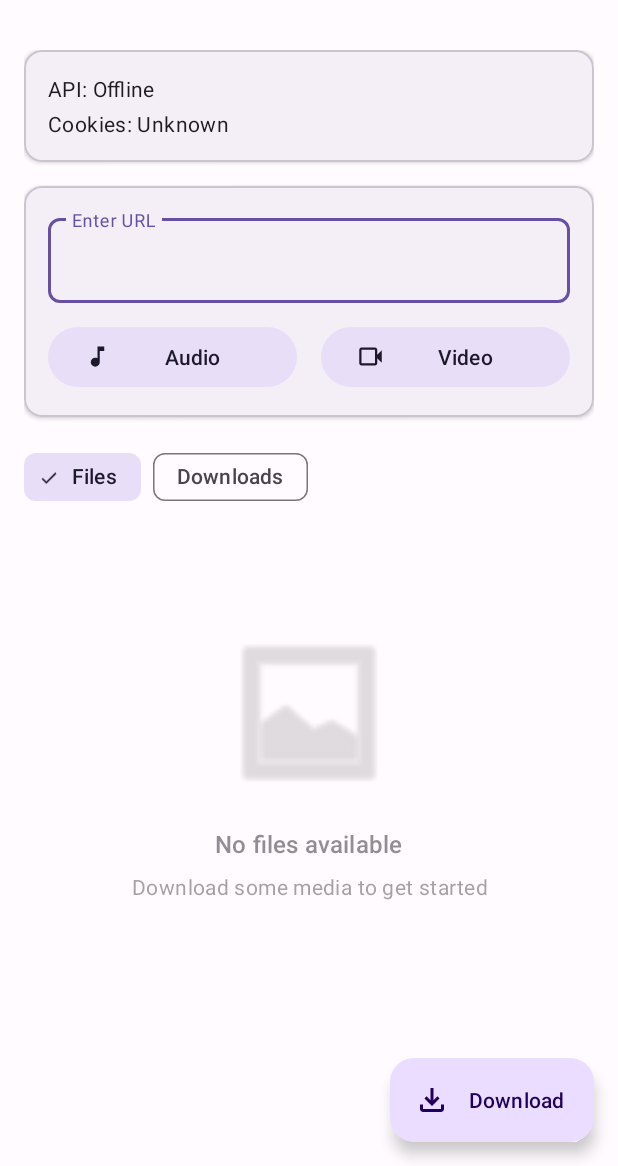
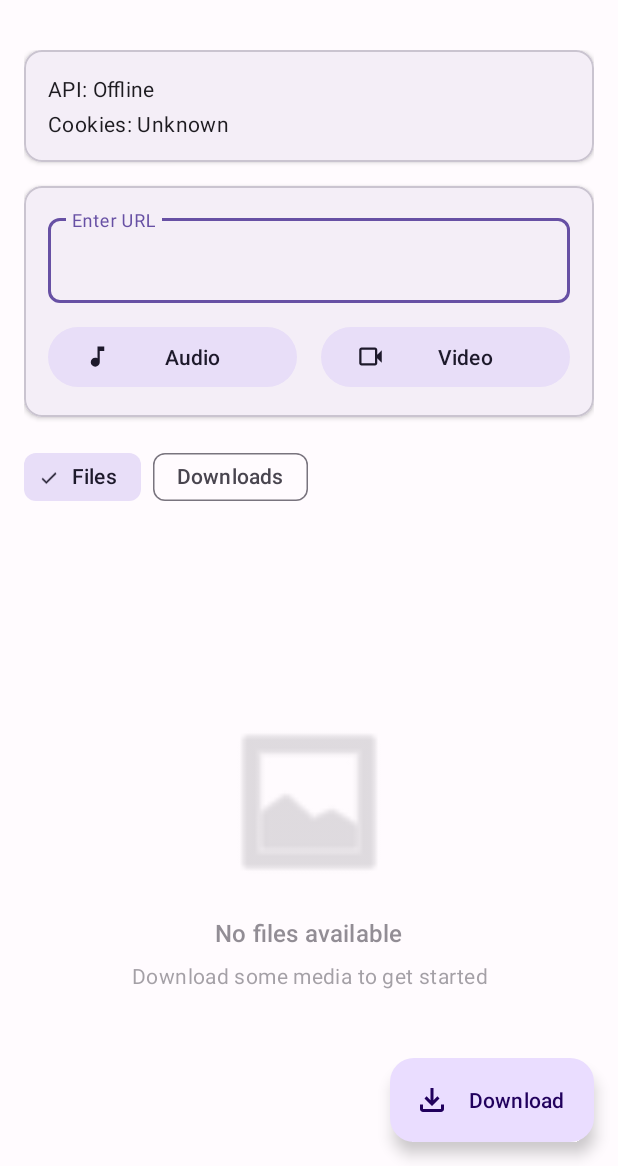
Before and after one commit to Abhinav-Gyawali/ytdownapp, an Android app: the screen it shows after launch (MainActivity), on a phone screen of 412 x 824 dp, the part 70-1236 px from its top. Run offline under Robolectric (Android 15) with nearby library versions, the light colour scheme and no system bars.

Commit message:
update app/src/main/res/layout/activity_main.xml

```diff
--- a/app/src/main/res/layout/activity_main.xml
+++ b/app/src/main/res/layout/activity_main.xml
@@ -16,16 +16,24 @@
 
     </com.google.android.material.appbar.AppBarLayout>
 
+    <LinearLayout
+        android:layout_width="match_parent"
+        android:layout_height="match_parent"
+        android:orientation="vertical"
+        app:layout_behavior="@string/appbar_scrolling_view_behavior">
+
+        <!-- Top Section with Status and URL Input -->
         <androidx.core.widget.NestedScrollView
             android:layout_width="match_parent"
-        android:layout_height="match_parent"
-        app:layout_behavior="@string/appbar_scrolling_view_behavior">
+            android:layout_height="wrap_content"
+            android:fillViewport="false">
 
             <LinearLayout
                 android:layout_width="match_parent"
                 android:layout_height="wrap_content"
                 android:orientation="vertical"
-            android:padding="16dp">
+                android:padding="16dp"
+                android:paddingBottom="8dp">
 
                 <!-- Status Card -->
                 <com.google.android.material.card.MaterialCardView
@@ -137,7 +145,7 @@
                 <com.google.android.material.chip.ChipGroup
                     android:layout_width="match_parent"
                     android:layout_height="wrap_content"
-                android:layout_marginBottom="16dp"
+                    android:paddingHorizontal="0dp"
                     app:singleSelection="true">
 
                     <com.google.android.material.chip.Chip
@@ -157,23 +165,28 @@
 
                 </com.google.android.material.chip.ChipGroup>
 
+            </LinearLayout>
+
+        </androidx.core.widget.NestedScrollView>
+
         <!-- Content Area with SwipeRefresh and Empty State -->
         <FrameLayout
             android:layout_width="match_parent"
-                android:layout_height="wrap_content"
-                android:minHeight="300dp">
+            android:layout_height="0dp"
+            android:layout_weight="1">
 
             <!-- Swipe Refresh with RecyclerView -->
             <androidx.swiperefreshlayout.widget.SwipeRefreshLayout
                 android:id="@+id/swipe_refresh"
                 android:layout_width="match_parent"
-                    android:layout_height="wrap_content">
+                android:layout_height="match_parent">
 
                 <androidx.recyclerview.widget.RecyclerView
                     android:id="@+id/recycler_view"
                     android:layout_width="match_parent"
-                        android:layout_height="wrap_content"
+                    android:layout_height="match_parent"
                     android:clipToPadding="false"
+                    android:padding="16dp"
                     android:paddingBottom="80dp" />
 
             </androidx.swiperefreshlayout.widget.SwipeRefreshLayout>
@@ -182,8 +195,7 @@
             <LinearLayout
                 android:id="@+id/empty_state"
                 android:layout_width="match_parent"
-                    android:layout_height="wrap_content"
-                    android:layout_gravity="center"
+                android:layout_height="match_parent"
                 android:orientation="vertical"
                 android:gravity="center"
                 android:padding="32dp"
@@ -224,8 +236,6 @@
 
     </LinearLayout>
 
-    </androidx.core.widget.NestedScrollView>
-
     <com.google.android.material.floatingactionbutton.ExtendedFloatingActionButton
         android:id="@+id/fab_add"
         android:layout_width="wrap_content"
```
Lines whose indentation alone changed are shown as unchanged.
